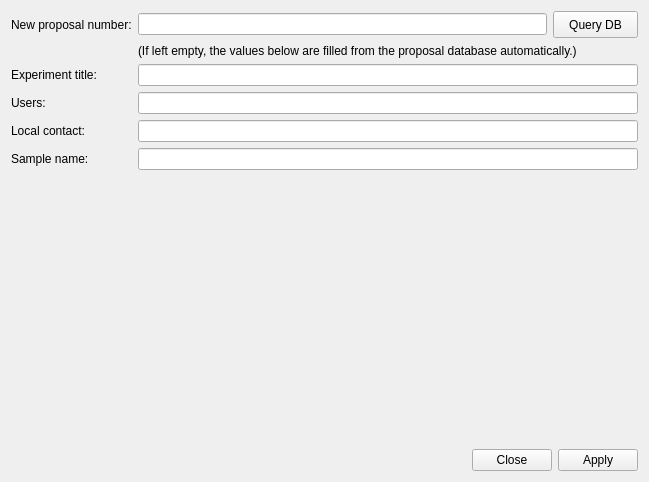
The window that lib/nicos/clients/gui/panels/setup_exp.ui (mlz-ictrl/nicos) describes before a commit, drawn with Qt 5.
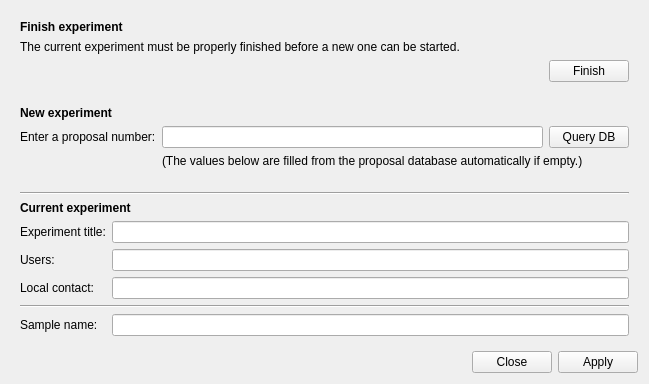
The same window after the commit.

Commit message:
gui Exp setup panel: add a button for FinishExperiment
Add a finish experiment button to the setup experiment panel and
in the experiment info panel.

```diff
--- a/lib/nicos/clients/gui/panels/setup_exp.ui
+++ b/lib/nicos/clients/gui/panels/setup_exp.ui
@@ -7,7 +7,7 @@
     <x>0</x>
     <y>0</y>
     <width>642</width>
-    <height>482</height>
+    <height>367</height>
    </rect>
   </property>
   <property name="windowTitle">
@@ -15,23 +15,113 @@
   </property>
   <layout class="QVBoxLayout" name="verticalLayout">
    <item>
-    <layout class="QGridLayout" name="gridLayout">
+    <widget class="QWidget" name="finishBox" native="true">
+     <layout class="QGridLayout" name="gridLayout_2">
+      <item row="2" column="1">
+       <widget class="QPushButton" name="finishButton">
+        <property name="sizePolicy">
+         <sizepolicy hsizetype="Fixed" vsizetype="Fixed">
+          <horstretch>0</horstretch>
+          <verstretch>0</verstretch>
+         </sizepolicy>
+        </property>
+        <property name="text">
+         <string>Finish</string>
+        </property>
+       </widget>
+      </item>
+      <item row="2" column="0">
+       <spacer name="horizontalSpacer">
+        <property name="orientation">
+         <enum>Qt::Horizontal</enum>
+        </property>
+        <property name="sizeHint" stdset="0">
+         <size>
+          <width>336</width>
+          <height>20</height>
+         </size>
+        </property>
+       </spacer>
+      </item>
+      <item row="1" column="0" colspan="2">
+       <widget class="QLabel" name="label">
+        <property name="text">
+         <string>The current experiment must be properly finished before a new one can be started.</string>
+        </property>
+       </widget>
+      </item>
      <item row="0" column="0">
+       <widget class="QLabel" name="label_2">
+        <property name="font">
+         <font>
+          <weight>75</weight>
+          <bold>true</bold>
+         </font>
+        </property>
+        <property name="text">
+         <string>Finish experiment</string>
+        </property>
+       </widget>
+      </item>
+     </layout>
+    </widget>
+   </item>
+   <item>
+    <widget class="QWidget" name="newBox" native="true">
+     <layout class="QGridLayout" name="gridLayout_3">
+      <item row="0" column="0" colspan="2">
+       <widget class="QLabel" name="label_5">
+        <property name="font">
+         <font>
+          <weight>75</weight>
+          <bold>true</bold>
+         </font>
+        </property>
+        <property name="text">
+         <string>New experiment</string>
+        </property>
+       </widget>
+      </item>
+      <item row="1" column="0">
       <widget class="QLabel" name="label_4">
        <property name="text">
-        <string>New proposal number:</string>
+         <string>Enter a proposal number:</string>
        </property>
       </widget>
      </item>
-     <item row="0" column="1">
+      <item row="1" column="1">
       <widget class="QLineEdit" name="proposalNum"/>
      </item>
-     <item row="2" column="0">
-      <widget class="QLabel" name="label_6">
+      <item row="1" column="2">
+       <widget class="QPushButton" name="queryDBButton">
+        <property name="toolTip">
+         <string>&lt;html&gt;&lt;head/&gt;&lt;body&gt;&lt;p&gt;Query the Proposal Database for Information about this proposal number.&lt;/p&gt;&lt;/body&gt;&lt;/html&gt;</string>
+        </property>
        <property name="text">
-        <string>Experiment title:</string>
-       </property>
-      </widget>
+         <string>Query DB</string>
+        </property>
+       </widget>
+      </item>
+      <item row="2" column="1" colspan="2">
+       <widget class="QLabel" name="propdbInfo">
+        <property name="text">
+         <string>(The values below are filled from the proposal database automatically if empty.)</string>
+        </property>
+       </widget>
+      </item>
+     </layout>
+    </widget>
+   </item>
+   <item>
+    <widget class="QWidget" name="dataBox" native="true">
+     <layout class="QVBoxLayout" name="verticalLayout_2">
+      <item>
+       <layout class="QGridLayout" name="gridLayout">
+        <item row="4" column="1">
+         <widget class="QLineEdit" name="localContact"/>
+        </item>
+        <item row="2" column="1">
+         <widget class="QLineEdit" name="expTitle"/>
      </item>
      <item row="3" column="0">
       <widget class="QLabel" name="label_7">
@@ -47,49 +137,57 @@
        </property>
       </widget>
      </item>
-     <item row="5" column="0">
+        <item row="6" column="0">
       <widget class="QLabel" name="label_3">
        <property name="text">
         <string>Sample name:</string>
        </property>
       </widget>
      </item>
-     <item row="0" column="2" alignment="Qt::AlignRight|Qt::AlignTop">
-      <widget class="QPushButton" name="queryDBButton">
-       <property name="minimumSize">
-        <size>
-         <width>85</width>
-         <height>27</height>
-        </size>
-       </property>
-       <property name="toolTip">
-        <string>&lt;html&gt;&lt;head/&gt;&lt;body&gt;&lt;p&gt;Query the Proposal Database for Information about this proposal number.&lt;/p&gt;&lt;/body&gt;&lt;/html&gt;</string>
-       </property>
-       <property name="text">
-        <string>Query DB</string>
-       </property>
-      </widget>
-     </item>
-     <item row="2" column="1" colspan="2">
-      <widget class="QLineEdit" name="expTitle"/>
-     </item>
-     <item row="1" column="1" colspan="2">
-      <widget class="QLabel" name="propdbInfo">
-       <property name="text">
-        <string>(If left empty, the values below are filled from the proposal database automatically.)</string>
-       </property>
-      </widget>
-     </item>
-     <item row="3" column="1" colspan="2">
+        <item row="0" column="0" colspan="2">
+         <widget class="Line" name="line">
+          <property name="orientation">
+           <enum>Qt::Horizontal</enum>
+          </property>
+         </widget>
+        </item>
+        <item row="3" column="1">
       <widget class="QLineEdit" name="users"/>
      </item>
-     <item row="4" column="1" colspan="2">
-      <widget class="QLineEdit" name="localContact"/>
-     </item>
-     <item row="5" column="1" colspan="2">
+        <item row="2" column="0">
+         <widget class="QLabel" name="label_6">
+          <property name="text">
+           <string>Experiment title:</string>
+          </property>
+         </widget>
+        </item>
+        <item row="6" column="1">
       <widget class="QLineEdit" name="sampleName"/>
      </item>
-    </layout>
+        <item row="5" column="0" colspan="2">
+         <widget class="Line" name="line_2">
+          <property name="orientation">
+           <enum>Qt::Horizontal</enum>
+          </property>
+         </widget>
+        </item>
+        <item row="1" column="0" colspan="2">
+         <widget class="QLabel" name="label_9">
+          <property name="font">
+           <font>
+            <weight>75</weight>
+            <bold>true</bold>
+           </font>
+          </property>
+          <property name="text">
+           <string>Current experiment</string>
+          </property>
+         </widget>
+        </item>
+       </layout>
+      </item>
+     </layout>
+    </widget>
    </item>
    <item>
     <spacer name="verticalSpacer">
```
Lines whose indentation alone changed are shown as unchanged. The commit also changes 3 other files.
